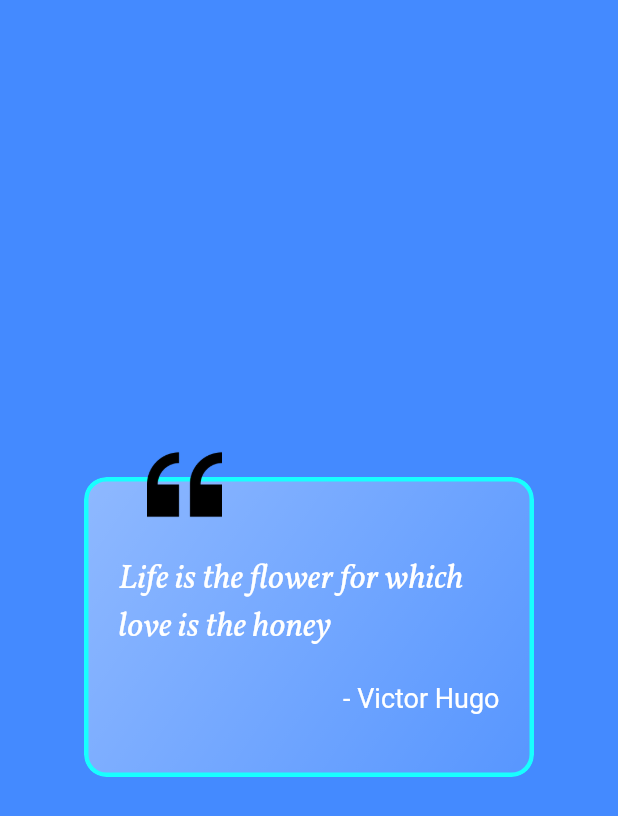
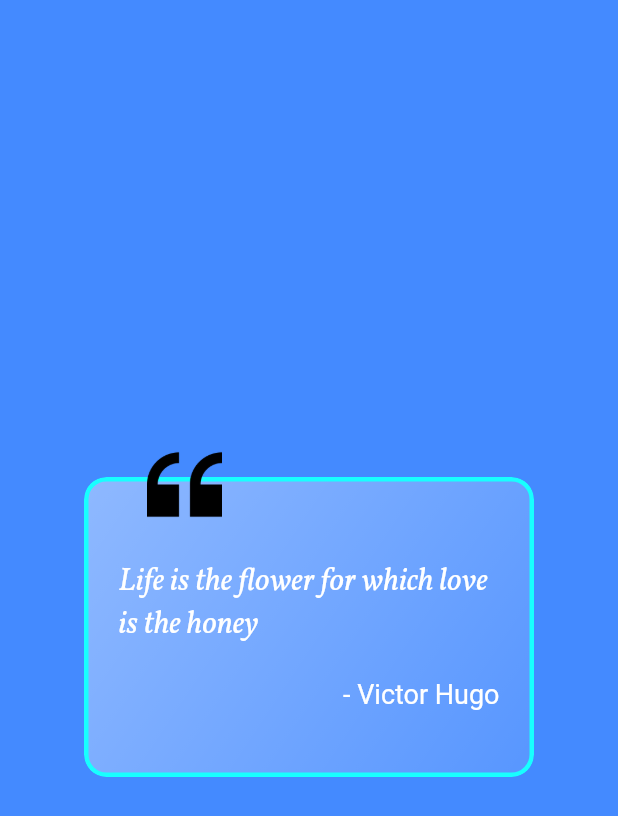
Before and after one commit to sivaprasadnk/quotes_widget, a Flutter app: the screen it shows after launch, on a phone screen of 412 x 824 dp. Shown: the top 816 px of the screen. Run offline on Flutter 3.47's test engine with Material 2 defaults, Android fonts, the phone set to English and light mode, and no system bars; drawn by our look-alikes of glass_kit.

Commit message:
adding fontsizes parameters

```diff
--- a/example/lib/main.dart
+++ b/example/lib/main.dart
@@ -30,6 +30,8 @@ class Home extends StatelessWidget {
         child: QuotesWidget(
           width: 300,
           height: 200,
+          quoteFontSize: 21,
+          authorFontSize: 18,
         ),
       ),
     );
--- a/lib/quotes_widget.dart
+++ b/lib/quotes_widget.dart
@@ -15,6 +15,8 @@ class QuotesWidget extends StatelessWidget {
     Key? key,
     required this.height,
     required this.width,
+    required this.quoteFontSize,
+    required this.authorFontSize,
   }) : super(key: key);
 
   /// Height of the neumorphic container
@@ -22,6 +24,12 @@ class QuotesWidget extends StatelessWidget {
 
   /// Width of the neumorphic container
   final double width;
+
+  /// font-size of quote text
+  final double quoteFontSize;
+
+  ///font-size of author-name
+  final double authorFontSize;
 
   @override
   Widget build(BuildContext context) {
@@ -74,11 +82,12 @@ class QuotesWidget extends StatelessWidget {
                   padding: const EdgeInsets.only(left: 20, right: 20, top: 10),
                   child: Text(
                     quotesList[r],
-                    style: const TextStyle(
-                        fontSize: 23,
-                        color: Colors.white,
-                        fontFamily: 'Vollkorn',
-                        package: 'quotes_widget'),
+                    style: TextStyle(
+                      fontSize: quoteFontSize,
+                      color: Colors.white,
+                      fontFamily: 'Vollkorn',
+                      package: 'quotes_widget',
+                    ),
                   ),
                 ),
                 Row(
@@ -87,9 +96,10 @@ class QuotesWidget extends StatelessWidget {
                     Text(
                       '\n- ${authorsList[r]}',
                       textAlign: TextAlign.end,
-                      style: const TextStyle(fontSize: 18, color: Colors.white
-                          // color: textColor,
-                          ),
+                      style: TextStyle(
+                        fontSize: authorFontSize,
+                        color: Colors.white,
+                      ),
                     ),
                     const SizedBox(
                       width: 20,
--- a/pubspec.yaml
+++ b/pubspec.yaml
@@ -1,6 +1,6 @@
 name: quotes_widget
-description: A new Flutter package project.
-version: 0.0.1
+description: QuotesWidget is a package used to display a random quote enclosed by a neumorphic container.
+version: 0.0.2
 homepage: https://github.com/sivaprasadnk/quotes_widget
 
 environment:
```
Also changed, not shown: 2 other files.
